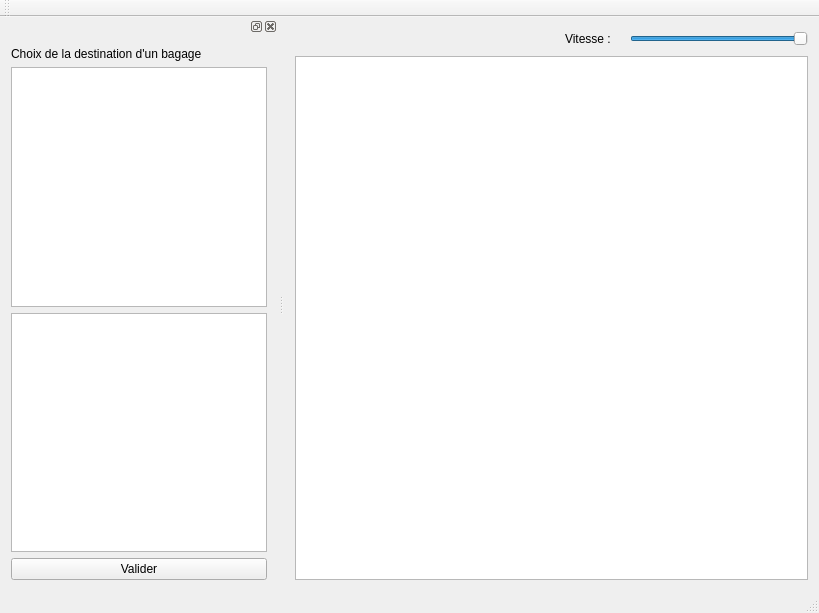
padenot/usdp, file rsase/SGBag/ui/fenetreprincipale.ui: the form before one commit.
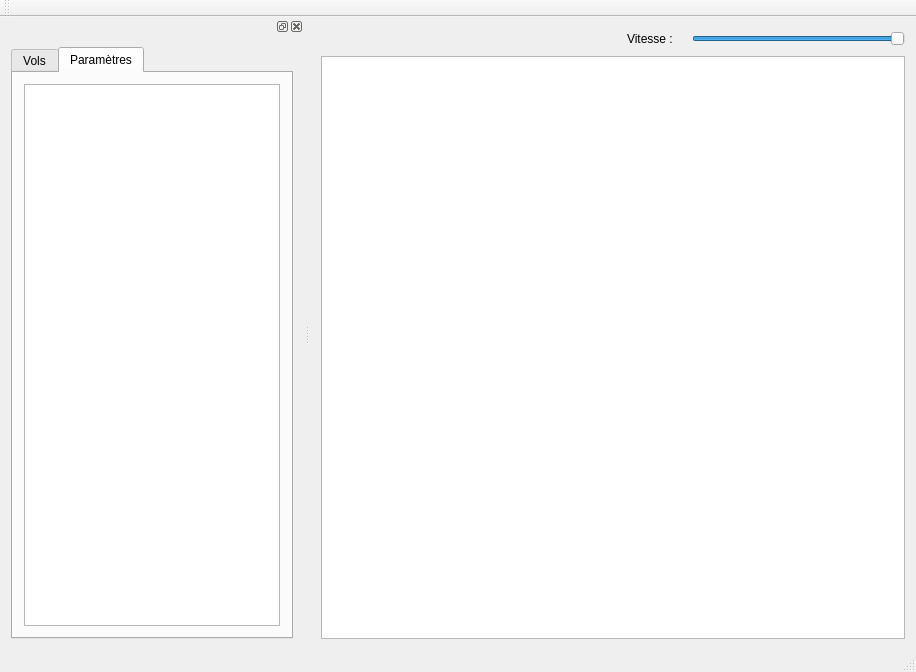
The form after the commit. Icons and pictures are not drawn.

```diff
--- a/rsase/SGBag/ui/fenetreprincipale.ui
+++ b/rsase/SGBag/ui/fenetreprincipale.ui
@@ -6,8 +6,8 @@
    <rect>
     <x>0</x>
     <y>0</y>
-    <width>819</width>
-    <height>613</height>
+    <width>916</width>
+    <height>672</height>
    </rect>
   </property>
   <property name="windowTitle">
@@ -137,21 +137,29 @@
    <widget class="QWidget" name="dockWidgetContents">
     <layout class="QGridLayout" name="gridLayout_2">
      <item row="0" column="0">
-      <layout class="QVBoxLayout" name="verticalLayout_2">
-       <item>
+      <widget class="QTabWidget" name="tabWidget">
+       <property name="currentIndex">
+        <number>1</number>
+       </property>
+       <widget class="QWidget" name="Vols">
+        <attribute name="title">
+         <string>Vols</string>
+        </attribute>
+        <layout class="QGridLayout" name="gridLayout_5">
+         <item row="0" column="0">
         <widget class="QLabel" name="titreDock">
          <property name="text">
           <string>Choix de la destination d'un bagage</string>
          </property>
         </widget>
        </item>
-       <item>
+         <item row="1" column="0">
         <widget class="QListView" name="choixVol"/>
        </item>
-       <item>
+         <item row="2" column="0">
         <widget class="QListView" name="choixBagage"/>
        </item>
-       <item>
+         <item row="3" column="0">
         <widget class="QPushButton" name="validVol">
          <property name="text">
           <string>Valider</string>
@@ -159,6 +167,23 @@
         </widget>
        </item>
       </layout>
+        <zorder></zorder>
+        <zorder>validVol</zorder>
+        <zorder>choixVol</zorder>
+        <zorder>titreDock</zorder>
+        <zorder>choixBagage</zorder>
+       </widget>
+       <widget class="QWidget" name="Parametres">
+        <attribute name="title">
+         <string>Paramètres</string>
+        </attribute>
+        <layout class="QGridLayout" name="gridLayout_6">
+         <item row="0" column="0">
+          <widget class="QTableWidget" name="TableParametres"/>
+         </item>
+        </layout>
+       </widget>
+      </widget>
      </item>
     </layout>
    </widget>
```
Left out of the diff: 4 changed lines with no effect on the pictures. Lines whose indentation alone changed are shown as unchanged.
